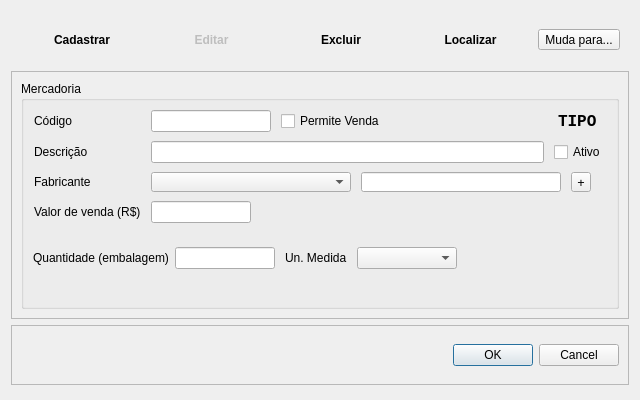
Before: the Qt Designer form Resources/UI/CadastroMercadoria.ui in Klubas/Projeto-SOAD, drawn with Qt 5.
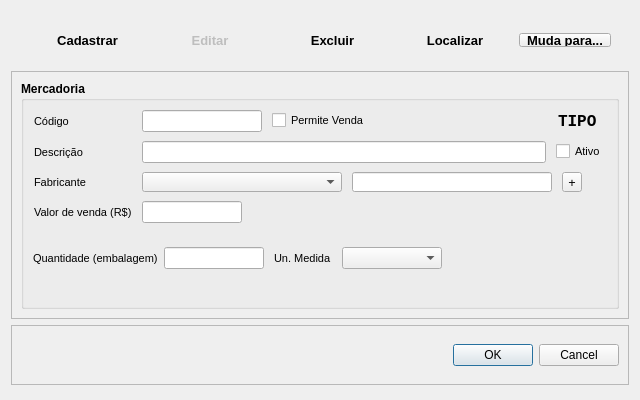
After: the same form once the commit is applied.

Diff of the .ui file:
```diff
--- a/Resources/UI/CadastroMercadoria.ui
+++ b/Resources/UI/CadastroMercadoria.ui
@@ -59,11 +59,20 @@
        </property>
        <layout class="QHBoxLayout" name="horizontalLayout_4">
         <item>
+         <widget class="QFrame" name="">
+          <property name="font">
+           <font>
+            <pointsize>10</pointsize>
+            <weight>75</weight>
+            <bold>true</bold>
+           </font>
+          </property>
          <layout class="QHBoxLayout" name="horizontalLayout_3">
           <item>
            <widget class="QPushButton" name="pushButton_cadastrar">
             <property name="font">
              <font>
+               <pointsize>10</pointsize>
               <weight>75</weight>
               <bold>true</bold>
              </font>
@@ -89,6 +98,7 @@
             </property>
             <property name="font">
              <font>
+               <pointsize>10</pointsize>
               <weight>75</weight>
               <bold>true</bold>
              </font>
@@ -111,6 +121,7 @@
            <widget class="QPushButton" name="pushButton_excluir">
             <property name="font">
              <font>
+               <pointsize>10</pointsize>
               <weight>75</weight>
               <bold>true</bold>
              </font>
@@ -133,6 +144,7 @@
            <widget class="QPushButton" name="pushButton_localizar">
             <property name="font">
              <font>
+               <pointsize>10</pointsize>
               <weight>75</weight>
               <bold>true</bold>
              </font>
@@ -174,6 +186,7 @@
            </widget>
           </item>
          </layout>
+         </widget>
         </item>
        </layout>
       </widget>
@@ -201,6 +214,13 @@
             <verstretch>0</verstretch>
            </sizepolicy>
           </property>
+          <property name="font">
+           <font>
+            <pointsize>9</pointsize>
+            <weight>75</weight>
+            <bold>true</bold>
+           </font>
+          </property>
           <property name="title">
            <string>Mercadoria</string>
           </property>
@@ -442,6 +462,13 @@
                    <height>80</height>
                   </size>
                  </property>
+                 <property name="font">
+                  <font>
+                   <pointsize>8</pointsize>
+                   <weight>50</weight>
+                   <bold>false</bold>
+                  </font>
+                 </property>
                  <property name="frameShape">
                   <enum>QFrame::NoFrame</enum>
                  </property>
@@ -525,6 +552,7 @@
              </property>
              <property name="font">
               <font>
+               <pointsize>8</pointsize>
                <weight>50</weight>
                <bold>false</bold>
               </font>
```
Left out of the diff: 2 changed lines with no effect on the pictures. Lines whose indentation alone changed are shown as unchanged.
